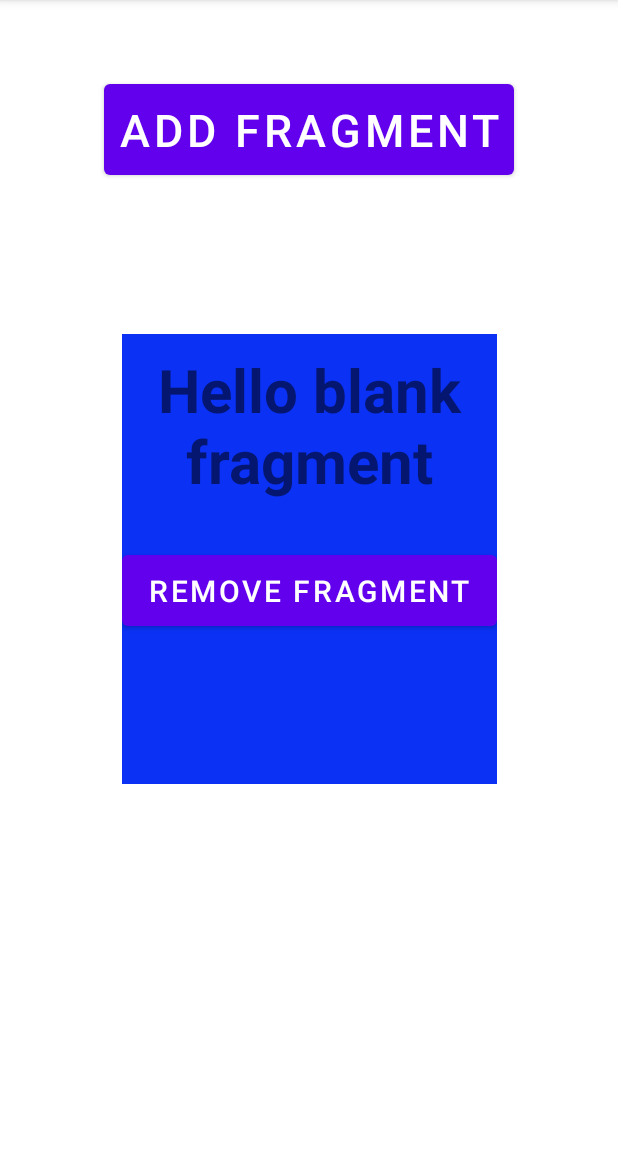
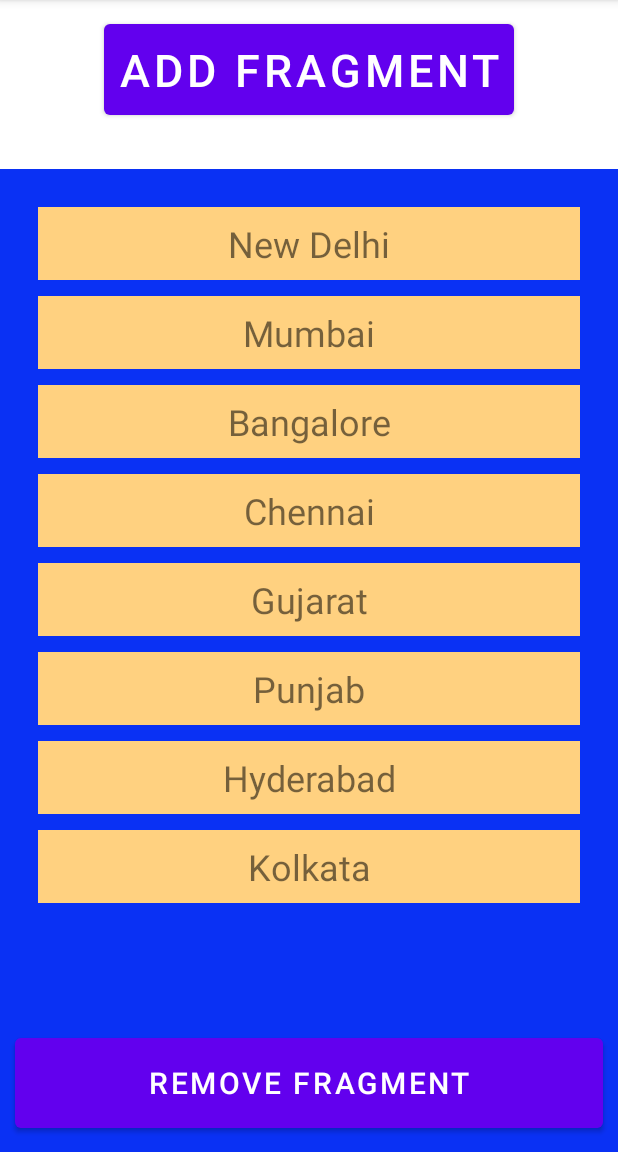
Before and after one commit to akshaykhare19/Learning-Fragments, an Android app: the screen it shows after launch (MainActivity), after a tap on "ADD FRAGMENT", on a phone screen of 412 x 824 dp, the part 84-1236 px from its top. Run offline under Robolectric (Android 15) with nearby library versions, the phone set to English and light mode, and no system bars.

Commit message:
Added RecyclerView

```diff
--- /dev/null
+++ b/app/src/main/java/com/project/fragments/ListAdapter.kt
@@ -0,0 +1,30 @@
+package com.project.fragments
+
+import android.view.LayoutInflater
+import android.view.View
+import android.view.ViewGroup
+import android.widget.TextView
+import androidx.recyclerview.widget.RecyclerView
+
+class ListAdapter(private val item: Array<String>): RecyclerView.Adapter<ListAdapter.ListViewHolder>() {
+    override fun onCreateViewHolder(parent: ViewGroup, viewType: Int): ListViewHolder {
+
+        val adapterLayout = LayoutInflater.from(parent.context).inflate(R.layout.row_item, parent, false)
+        return ListViewHolder(adapterLayout)
+
+    }
+
+    override fun onBindViewHolder(holder: ListViewHolder, position: Int) {
+        val currentItem = item[position]
+        holder.listText.text = currentItem
+
+    }
+
+    override fun getItemCount() = item.size
+
+    class ListViewHolder(view: View): RecyclerView.ViewHolder(view) {
+
+        val listText: TextView = view.findViewById(R.id.list_text)
+
+    }
+}
--- a/app/src/main/java/com/project/fragments/MyFragment.kt
+++ b/app/src/main/java/com/project/fragments/MyFragment.kt
@@ -7,6 +7,8 @@ import android.view.LayoutInflater
 import android.view.View
 import android.view.ViewGroup
 import android.widget.Button
+import androidx.recyclerview.widget.LinearLayoutManager
+import androidx.recyclerview.widget.RecyclerView
 
 
 class MyFragment : Fragment() {
@@ -20,6 +22,13 @@ class MyFragment : Fragment() {
         val view = inflater.inflate(R.layout.fragment_my, container, false)
 
         val removeButton = view.findViewById<Button>(R.id.remove_btn)
+        val recyclerView = view.findViewById<RecyclerView>(R.id.recycler_view)
+
+        recyclerView.layoutManager = LinearLayoutManager(activity as Context)
+
+        val items = arrayOf("New Delhi", "Mumbai", "Bangalore", "Chennai", "Gujarat", "Punjab", "Hyderabad", "Kolkata")
+
+        recyclerView.adapter = ListAdapter(items)
 
         removeButton.setOnClickListener {
 
--- a/app/src/main/res/layout/activity_main.xml
+++ b/app/src/main/res/layout/activity_main.xml
@@ -16,15 +16,16 @@
         app:layout_constraintLeft_toLeftOf="parent"
         app:layout_constraintRight_toRightOf="parent"
         app:layout_constraintTop_toTopOf="parent"
-        android:layout_marginTop="50dp"/>
+        android:layout_marginTop="10dp"/>
 
     <FrameLayout
         android:id="@+id/frame_layout"
-        android:layout_width="250dp"
-        android:layout_height="300dp"
-        android:layout_marginTop="100dp"
+        android:layout_width="0dp"
+        android:layout_height="0dp"
+        android:layout_marginTop="30dp"
         app:layout_constraintEnd_toEndOf="parent"
         app:layout_constraintStart_toStartOf="parent"
-        app:layout_constraintTop_toBottomOf="@+id/add_fragment" />
+        app:layout_constraintTop_toBottomOf="@+id/add_fragment"
+        app:layout_constraintBottom_toBottomOf="parent"/>
 
 </androidx.constraintlayout.widget.ConstraintLayout>
--- a/app/src/main/res/layout/fragment_my.xml
+++ b/app/src/main/res/layout/fragment_my.xml
@@ -5,27 +5,28 @@
     android:layout_height="match_parent"
     android:orientation="vertical"
     android:background="#0A31F4"
+    android:weightSum="2"
     tools:context=".MyFragment">
 
     <!-- TODO: Update blank fragment layout -->
-    <TextView
+
+    <androidx.recyclerview.widget.RecyclerView
+        android:id="@+id/recycler_view"
         android:layout_width="match_parent"
         android:layout_height="wrap_content"
-        android:textAlignment="center"
-        android:textSize="40sp"
-        android:textStyle="bold"
-        android:text="@string/hello_blank_fragment"
+        android:layout_weight="1.5"
         android:padding="10dp"
-        android:layout_marginBottom="10dp"/>
+        android:layout_margin="10dp"/>
 
     <Button
         android:id="@+id/remove_btn"
         android:layout_width="match_parent"
         android:layout_height="wrap_content"
         android:text="@string/remove_fragment"
-        android:layout_marginTop="10dp"
+        android:layout_weight="0.5"
+        android:layout_margin="10dp"
         android:textSize="20sp"
-        android:padding="10dp"/>
+        android:padding="8dp"/>
 
 
 </LinearLayout>
--- /dev/null
+++ b/app/src/main/res/layout/row_item.xml
@@ -0,0 +1,18 @@
+<?xml version="1.0" encoding="utf-8"?>
+<LinearLayout
+    xmlns:android="http://schemas.android.com/apk/res/android"
+    android:layout_width="match_parent"
+    android:layout_height="wrap_content">
+
+    <TextView
+        android:id="@+id/list_text"
+        android:layout_width="match_parent"
+        android:layout_height="wrap_content"
+        android:text="hello"
+        android:textSize="24sp"
+        android:layout_margin="5dp"
+        android:padding="8dp"
+        android:textAlignment="center"
+        android:background="#FFD180"/>
+
+</LinearLayout>
```
